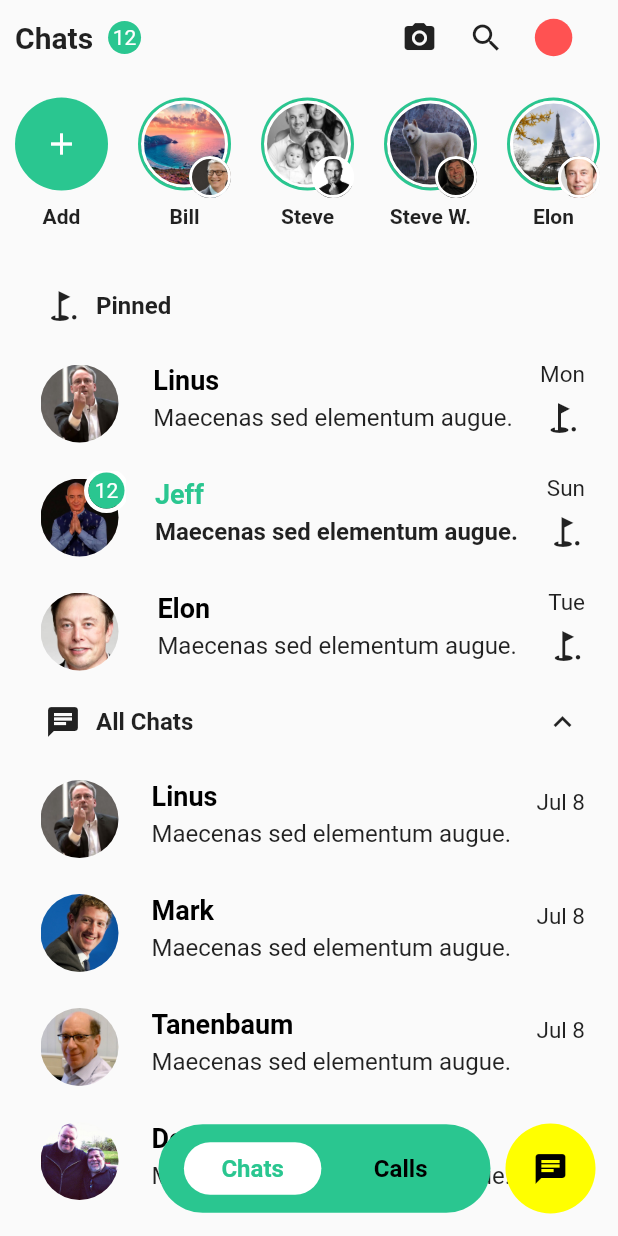
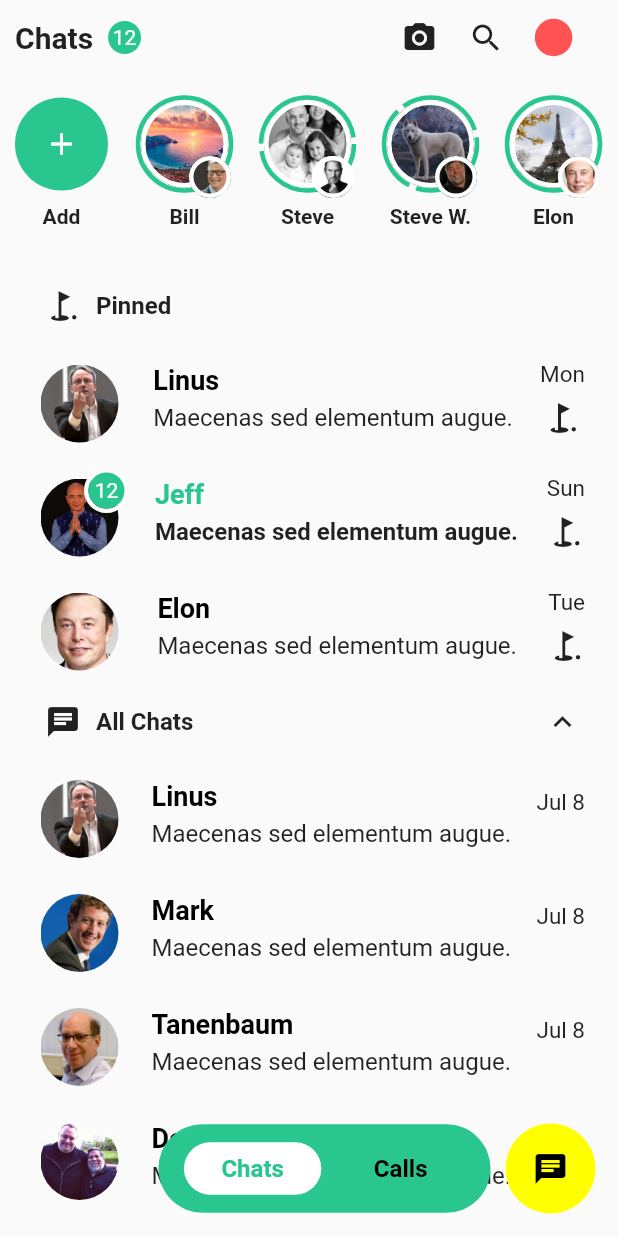
Before and after one commit to feMoraes0/whatsapp-redesign-ui, a Flutter app: the screen it shows after launch, on a phone screen of 412 x 824 dp. Run offline on Flutter 3.47's test engine with Material 2 defaults, Android fonts, the phone set to English and light mode, and no system bars; drawn by our look-alikes of dotted_border; our stand-ins replace google_fonts.

Commit message:
Added dashed border to status

```diff
--- a/lib/components/status_bar.dart
+++ b/lib/components/status_bar.dart
@@ -1,5 +1,6 @@
 import 'dart:convert';
 
+import 'package:dotted_border/dotted_border.dart';
 import "package:flutter/material.dart";
 import 'package:google_fonts/google_fonts.dart';
 
@@ -48,8 +49,11 @@ class _StatusBarState extends State<StatusBar> {
   Widget userStatus({
     @required String userName,
     @required String userImg,
-    @required String statusImg,
+    @required List statusImg,
   }) {
+    double radius = 195.0;
+    double quantStatus = (radius - (10 * (statusImg.length - 1))) / statusImg.length;
+
     return Container(
       margin: const EdgeInsets.symmetric(horizontal: 10.0),
       child: Column(
@@ -61,23 +65,24 @@ class _StatusBarState extends State<StatusBar> {
                 height: 62.0,
                 width: 62.0,
                 margin: const EdgeInsets.symmetric(vertical: 5.0),
-                padding: const EdgeInsets.all(2.0),
-                decoration: BoxDecoration(
+                child: DottedBorder(
+                  borderType: BorderType.Circle,
                   color: this.primaryColor,
-                  borderRadius: BorderRadius.circular(100.0),
-                ),
+                  strokeWidth: 3.0,
+                  dashPattern: [quantStatus, 5],
                   child: Container(
-                  width: 58.0,
-                  height: 58.0,
+                    width: 60.0,
+                    height: 60.0,
                     decoration: BoxDecoration(
                       border: Border.all(
                         color: Colors.white,
-                      width: 2.0,
+                        width: 3.0,
                       ),
                       borderRadius: BorderRadius.circular(100.0),
                       image: DecorationImage(
-                      image: AssetImage(statusImg),
+                        image: AssetImage(statusImg[0]),
                         fit: BoxFit.cover,
+                      ),
                     ),
                   ),
                 ),
@@ -93,7 +98,7 @@ class _StatusBarState extends State<StatusBar> {
                     borderRadius: BorderRadius.circular(100.0),
                     border: Border.all(
                       color: Colors.white,
-                      width: 2.0,
+                      width: 3.0,
                     ),
                     image: DecorationImage(
                       image: AssetImage(userImg),
--- a/pubspec.yaml
+++ b/pubspec.yaml
@@ -20,6 +20,7 @@ dependencies:
   flutter:
     sdk: flutter
   google_fonts: ^0.3.4
+  dotted_border: ^1.0.4
 
   # The following adds the Cupertino Icons font to your application.
   # Use with the CupertinoIcons class for iOS style icons.
```
Also changed, not shown: assets/status.json (+25 -7 lines), pubspec.lock. Lines whose indentation alone changed are shown as unchanged.
